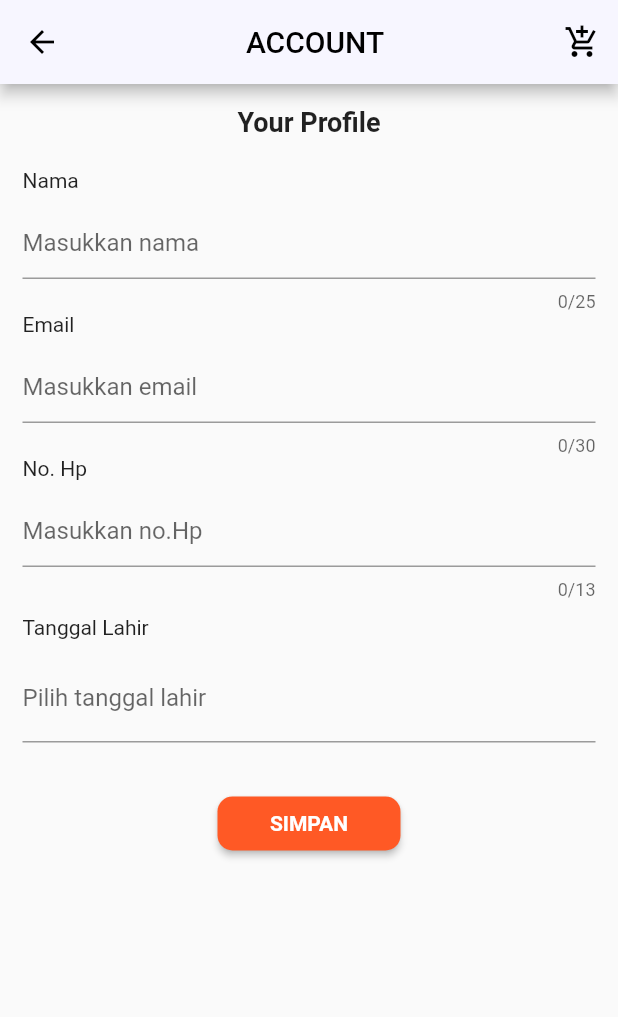
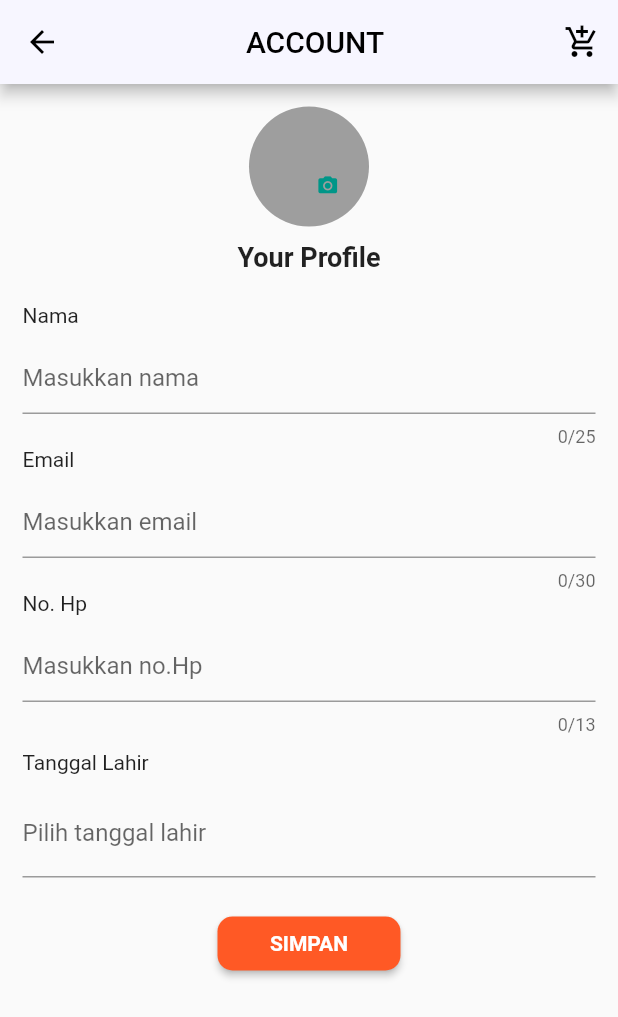
Before and after one commit to Bryantoropn/PROJECT-PBM, a Flutter app: the EditProfile screen opened directly, on a phone screen of 412 x 824 dp. Shown: the top 1017 px of the screen. Run offline on Flutter 3.47's test engine with Material 2 defaults, Android fonts, the phone set to English and light mode, and no system bars; drawn by our look-alikes of date_time_picker; our stand-ins replace dio, google_maps_flutter; missing offline and left inert: flutter_polyline_points, qr_code_scanner.

```diff
--- a/lib/Profile/editProfile.dart
+++ b/lib/Profile/editProfile.dart
@@ -64,6 +64,29 @@ class _ProfileEditState extends State<ProfileEdit> {
             ListView(
               shrinkWrap: true,
               children: [
+                Container(
+                  alignment: Alignment.center,
+                  padding: EdgeInsets.only(bottom: 10),
+                  child: Stack(
+                    children: [
+                      CircleAvatar(
+                        radius: 40.0,
+                        backgroundColor: Colors.grey,
+                      ),
+                      Positioned(
+                          bottom: 20.0,
+                          right: 20.00,
+                          child: InkWell(
+                            onTap: () {},
+                            child: Icon(
+                              Icons.camera_alt,
+                              color: Colors.teal,
+                              size: 15.0,
+                            ),
+                          ))
+                    ],
+                  ),
+                ),
                 Align(
                     alignment: Alignment.center,
                     child: Text(
@@ -167,7 +190,7 @@ class _ProfileEditState extends State<ProfileEdit> {
                   ],
                 ),
                 Container(
-                  padding: EdgeInsets.only(left: 130, right: 130, top: 30),
+                  padding: EdgeInsets.only(left: 130, right: 130, top: 20),
                   child: RaisedButton(
                     shape: RoundedRectangleBorder(
                         borderRadius: BorderRadius.circular(10)),
```
Also changed, not shown: lib/Profile/profil.dart (+22 -2 lines).
